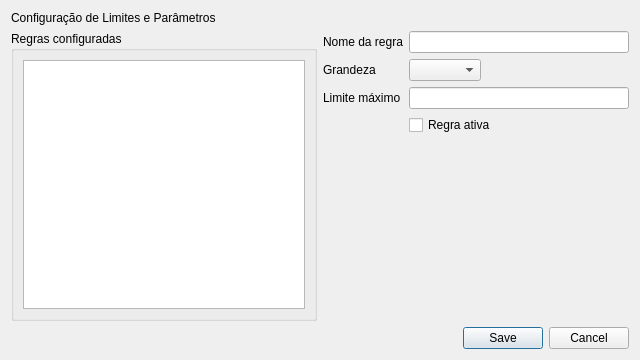
Above: ui/limites_dialog.ui from SamuelDeMarco-Dev/SmartGrid before the change. Below: the same form after it.
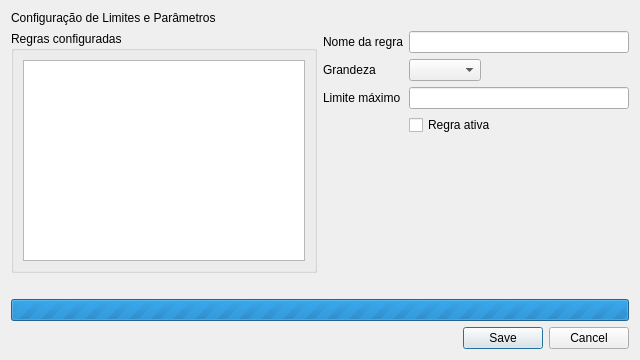
That is the form after the change.

Commit message: Refatorar diálogo de limites em componentes MVC (#62)

Diff of the .ui file:
```diff
--- a/ui/limites_dialog.ui
+++ b/ui/limites_dialog.ui
@@ -81,6 +81,19 @@
      </item>
     </layout>
    </item>
+   <item>
+    <widget class="QLabel" name="label_status">
+     <property name="text"><string/></property>
+     <property name="wordWrap"><bool>true</bool></property>
+    </widget>
+   </item>
+   <item>
+    <widget class="QProgressBar" name="progresso">
+     <property name="minimum"><number>0</number></property>
+     <property name="maximum"><number>0</number></property>
+     <property name="textVisible"><bool>false</bool></property>
+    </widget>
+   </item>
    <item>
     <widget class="QDialogButtonBox" name="button_box">
      <property name="orientation">
```
The commit also changes 5 other files.
